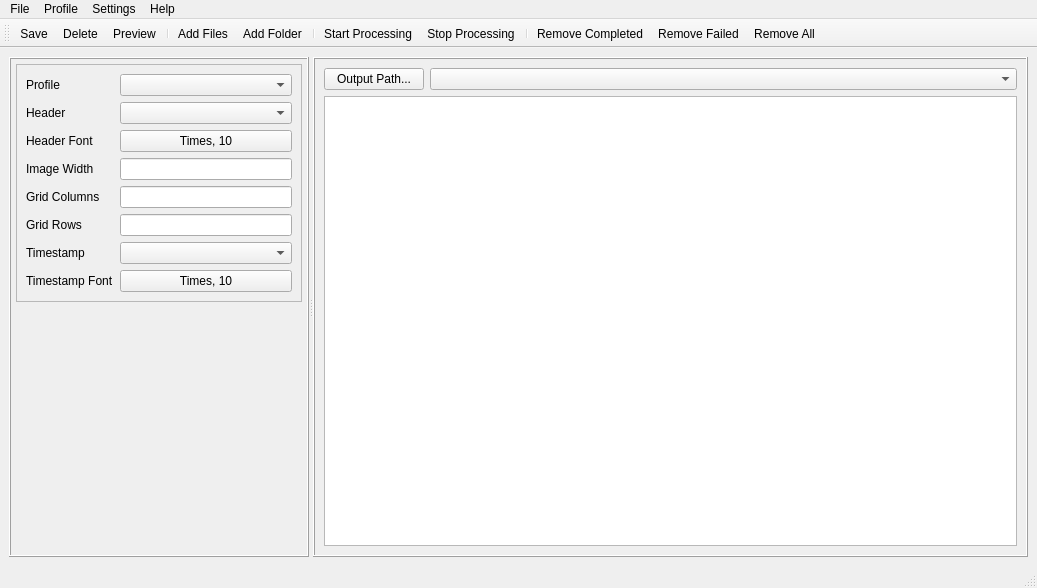
Above: Screenlist/MainWindow.ui from kaluga456/ScreenlistQt before the change. Below: the same form after it.
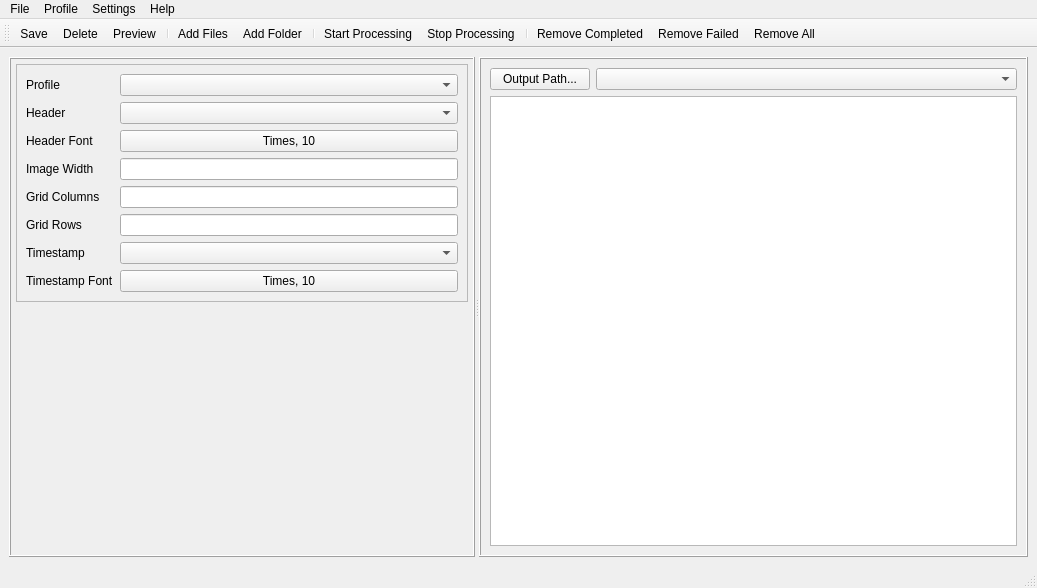
That is the form after the change. Icons and pictures are not drawn.

Patch:
```diff
--- a/Screenlist/MainWindow.ui
+++ b/Screenlist/MainWindow.ui
@@ -28,20 +28,20 @@
       </property>
       <widget class="QFrame" name="frLeft">
        <property name="sizePolicy">
-        <sizepolicy hsizetype="Fixed" vsizetype="Expanding">
+        <sizepolicy hsizetype="Preferred" vsizetype="Expanding">
          <horstretch>0</horstretch>
          <verstretch>0</verstretch>
         </sizepolicy>
        </property>
        <property name="minimumSize">
         <size>
-         <width>300</width>
+         <width>260</width>
          <height>0</height>
         </size>
        </property>
        <property name="maximumSize">
         <size>
-         <width>300</width>
+         <width>16777215</width>
          <height>16777215</height>
         </size>
        </property>
```
Left out of the diff: 12 changed lines with no effect on the pictures.
